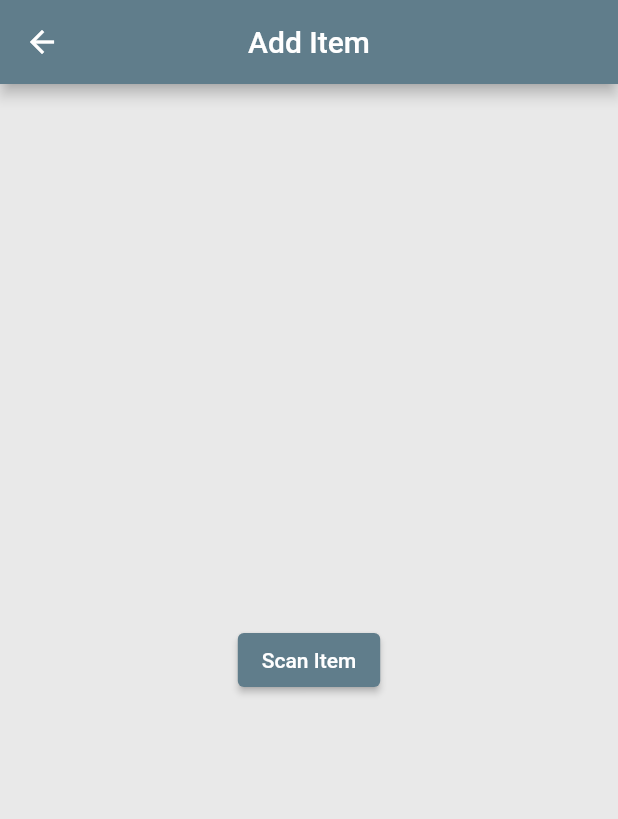
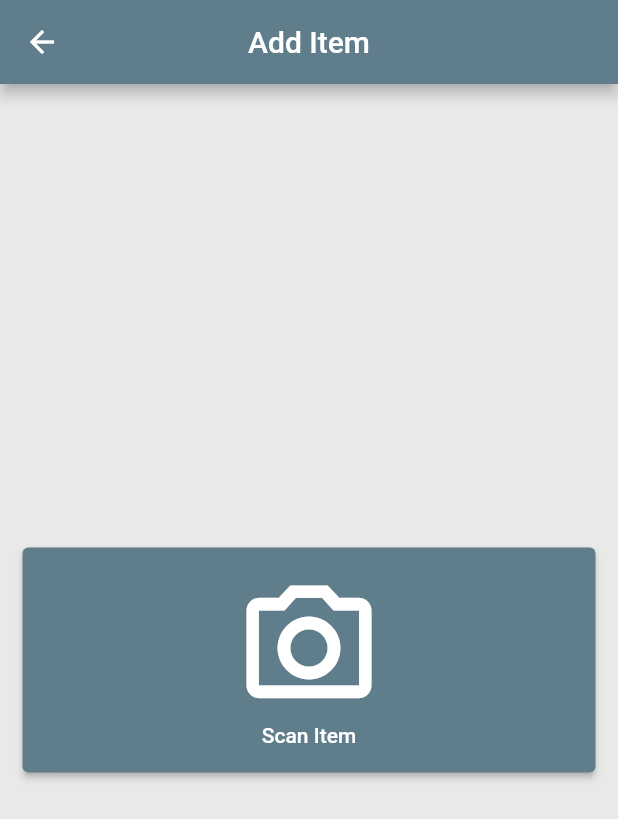
Before and after one commit to GitDatz/home_inventory, a Flutter app: the AddItemPage screen opened directly, on a phone screen of 412 x 824 dp. Shown: the top 819 px of the screen. Run offline on Flutter 3.47's test engine with Material 2 defaults, Android fonts, the phone set to English and light mode, and no system bars.

Commit message:
Icon added to buttons in Add and Remove Item pages

```diff
--- a/lib/ui/pages/add_item.dart
+++ b/lib/ui/pages/add_item.dart
@@ -32,9 +32,22 @@ class _AddItemPageState extends State<AddItemPage> {
   }
 
   Widget _scanItemButton() {
-    return ElevatedButton(
-        onPressed: () => {},
-        child: Text(SCAN_ITEM_BUTTON_TEXT)
+    return Padding(
+      padding: EdgeInsets.fromLTRB(SIDE_PADDING, 0.0, SIDE_PADDING, 0.0),
+      child: SizedBox(
+        height: BUTTON_HEIGHT,
+        width: double.infinity,
+        child: ElevatedButton(
+          onPressed: () => {},
+          child: Column(
+            mainAxisAlignment: MainAxisAlignment.center,
+            children: [
+              Icon(Icons.camera_alt_outlined, size: BUTTON_ICON_SIZE),
+              Text(SCAN_ITEM_BUTTON_TEXT)
+            ],
+          )
+        )
+      )
     );
   }
 }
```
Also changed, not shown: lib/ui/pages/remove_item.dart (+16 -3 lines).
